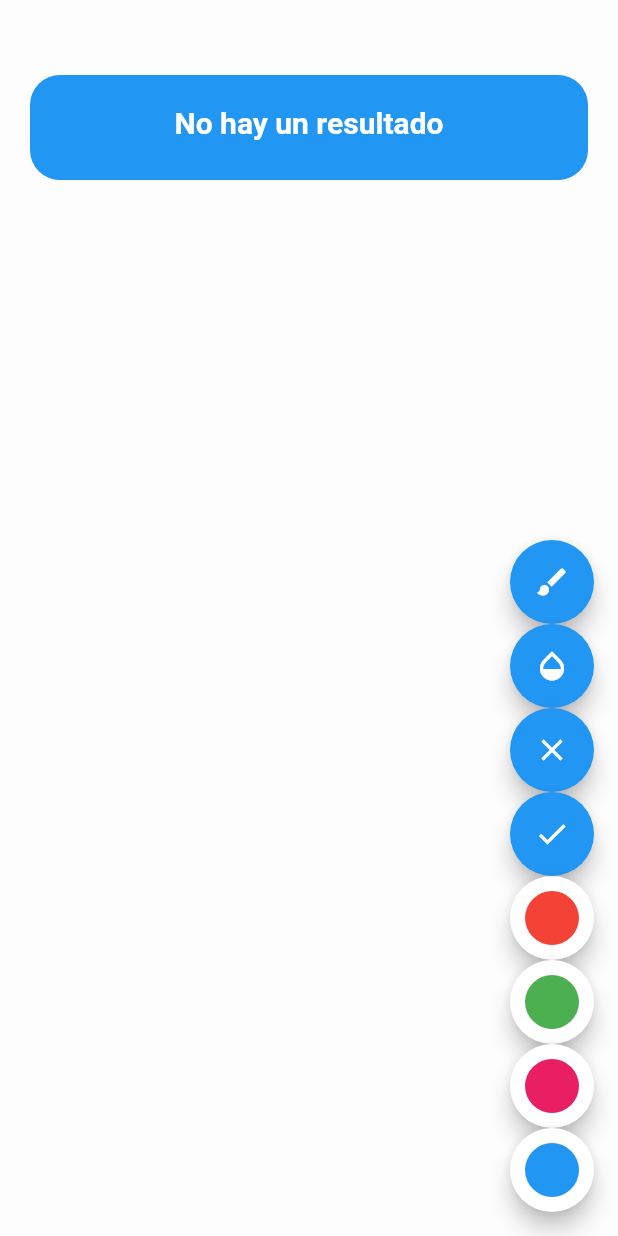
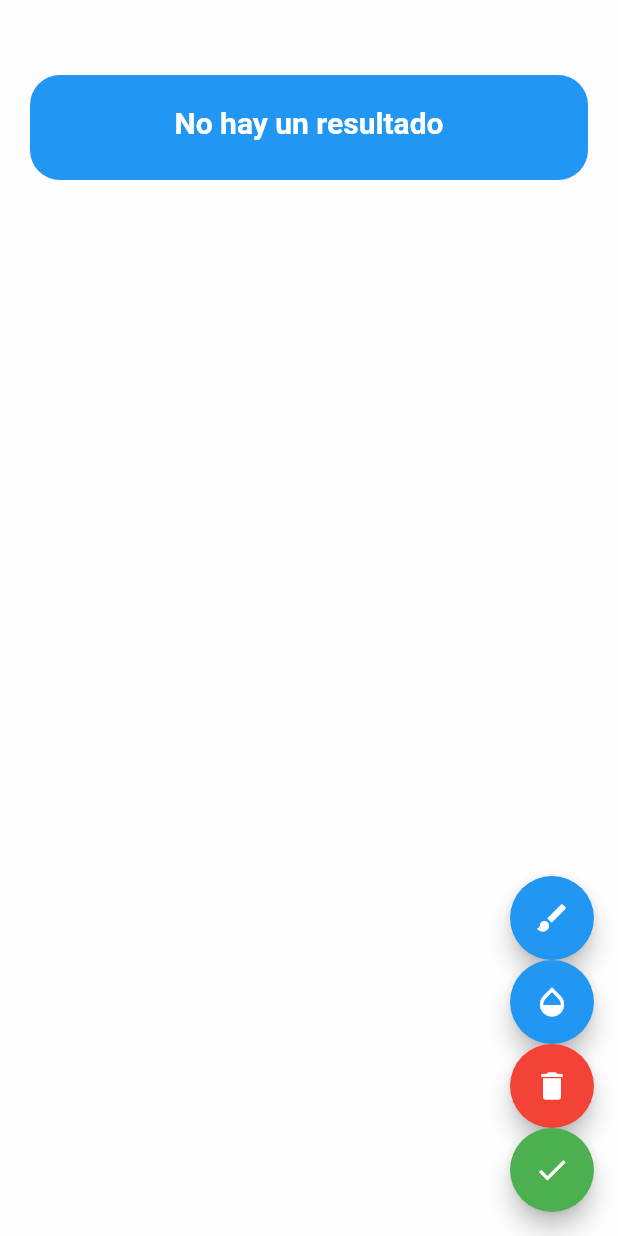
Before and after one commit to AndresCamiloChavez/PaintProyectIA, a Flutter app: the screen it shows after launch, after a tap on "Iniciar ahora!", on a phone screen of 412 x 824 dp. Run offline on Flutter 3.47's test engine with Material 2 defaults, Android fonts, the phone set to English and light mode, and no system bars; our stand-ins replace animate_do, get, image_gallery_saver, lottie, permission_handler; missing offline and left inert: tflite; network calls fail.

Commit message:
Mejora documentación

```diff
--- a/lib/main2.dart
+++ b/lib/canvasPage.dart
@@ -31,20 +31,17 @@ class _CanvasPaintingState extends State<CanvasPainting> {
     loadModel();
   }
 
+/**
+ * Para seleccionar el tamaño de la brocha
+ */
   Future<void> _pickStroke() async {
-    //Shows AlertDialog
     return showDialog<void>(
       context: context,
-
-      //Dismiss alert dialog when set true
-      barrierDismissible: true, // user must tap button!
+      barrierDismissible: true,
       builder: (BuildContext context) {
-        //Clips its child in a oval shape
         return ClipOval(
           child: AlertDialog(
-            //Creates three buttons to pick stroke value.
             actions: <Widget>[
-              //Resetting to default stroke value
               ElevatedButton(
                 child: Icon(
                   Icons.clear,
@@ -91,19 +88,16 @@ class _CanvasPaintingState extends State<CanvasPainting> {
     );
   }
 
+/**
+ * Para seleccionar la opacidad del marker
+ */
   Future<void> _opacity() async {
-    //Shows AlertDialog
     return showDialog<void>(
       context: context,
-
-      //Dismiss alert dialog when set true
       barrierDismissible: true,
-
       builder: (BuildContext context) {
-        //Clips its child in a oval shape
         return ClipOval(
           child: AlertDialog(
-            //Creates three buttons to pick opacity value.
             actions: <Widget>[
               MaterialButton(
                 child: Icon(
@@ -144,6 +138,9 @@ class _CanvasPaintingState extends State<CanvasPainting> {
     );
   }
 
+/**
+ * Para guardar la imagen generada en el canvas y guardarla en el dispositivo
+ */
   Future<void> _save() async {
     final RenderRepaintBoundary boundary =
         globalKey.currentContext!.findRenderObject() as RenderRepaintBoundary;
@@ -151,7 +148,7 @@ class _CanvasPaintingState extends State<CanvasPainting> {
     ByteData? byteData = await image.toByteData(format: ui.ImageByteFormat.png);
     Uint8List pngBytes = byteData!.buffer.asUint8List();
 
-    //Request permissions if not already granted
+    //Verificamos los permisos para acceder al storage
     if (!(await Permission.storage.status.isGranted))
       await Permission.storage.request();
 
@@ -230,9 +227,9 @@ class _CanvasPaintingState extends State<CanvasPainting> {
                         height: 70,
                         decoration: const BoxDecoration(
                             color: Colors.blue,
-                            borderRadius: BorderRadius.all(Radius.circular(20))),
+                            borderRadius:
+                                BorderRadius.all(Radius.circular(20))),
                         child: Text(
-
                           (salida != null)
                               ? 'Eso es -> ${salida[0]['label'].toString().substring(2)}'
                               : 'No hay un resultado',
@@ -240,7 +237,7 @@ class _CanvasPaintingState extends State<CanvasPainting> {
                               color: Colors.white,
                               fontSize: 20,
                               fontWeight: FontWeight.bold),
-                              textAlign: ui.TextAlign.center,
+                          textAlign: ui.TextAlign.center,
                         ),
                       ),
                     ),
@@ -268,7 +265,7 @@ class _CanvasPaintingState extends State<CanvasPainting> {
           FloatingActionButton(
             heroTag: "paint_opacity",
             child: Icon(Icons.opacity),
-            tooltip: 'Opacity',
+            tooltip: 'Opacidad',
             onPressed: () {
               //min:0, max:1
               setState(() {
@@ -278,14 +275,16 @@ class _CanvasPaintingState extends State<CanvasPainting> {
           ),
           FloatingActionButton(
               heroTag: "erase",
-              child: Icon(Icons.clear),
-              tooltip: "Erase",
+              backgroundColor: Colors.red,
+              child: const Icon(Icons.delete),
+              tooltip: "Eliminar",
               onPressed: () {
                 setState(() {
                   points.clear();
                 });
               }),
           FloatingActionButton(
+              backgroundColor: Colors.green,
               heroTag: "Válidar",
               child: Icon(Icons.check),
               tooltip: "Válidar",
@@ -294,50 +293,50 @@ class _CanvasPaintingState extends State<CanvasPainting> {
                 clasifyImage();
                 setState(() {});
               }),
-          FloatingActionButton(
-            backgroundColor: Colors.white,
-            heroTag: "color_red",
-            child: colorMenuItem(Colors.red),
-            tooltip: 'Color',
-            onPressed: () {
-              setState(() {
-                selectedColor = Colors.red;
-              });
-            },
-          ),
-          FloatingActionButton(
-            backgroundColor: Colors.white,
-            heroTag: "color_green",
-            child: colorMenuItem(Colors.green),
-            tooltip: 'Color',
-            onPressed: () {
-              setState(() {
-                selectedColor = Colors.green;
-              });
-            },
-          ),
-          FloatingActionButton(
-            backgroundColor: Colors.white,
-            heroTag: "color_pink",
-            child: colorMenuItem(Colors.pink),
-            tooltip: 'Color',
-            onPressed: () {
-              setState(() {
-                selectedColor = Colors.pink;
-              });
-            },
-          ),
-          FloatingActionButton(
-            backgroundColor: Colors.white,
-            heroTag: "color_blue",
-            child: colorMenuItem(Colors.blue),
-            tooltip: 'Color',
-            onPressed: () {
-              setState(() {
-                selectedColor = Colors.blue;
-              });
-            },
-          )
+          // FloatingActionButton(
+          //   backgroundColor: Colors.white,
+          //   heroTag: "color_red",
+          //   child: colorMenuItem(Colors.red),
+          //   tooltip: 'Color',
+          //   onPressed: () {
+          //     setState(() {
+          //       selectedColor = Colors.red;
+          //     });
+          //   },
+          // ),
+          // FloatingActionButton(
+          //   backgroundColor: Colors.white,
+          //   heroTag: "color_green",
+          //   child: colorMenuItem(Colors.green),
+          //   tooltip: 'Color',
+          //   onPressed: () {
+          //     setState(() {
+          //       selectedColor = Colors.green;
+          //     });
+          //   },
+          // ),
+          // FloatingActionButton(
+          //   backgroundColor: Colors.white,
+          //   heroTag: "color_pink",
+          //   child: colorMenuItem(Colors.pink),
+          //   tooltip: 'Color',
+          //   onPressed: () {
+          //     setState(() {
+          //       selectedColor = Colors.pink;
+          //     });
+          //   },
+          // ),
+          // FloatingActionButton(
+          //   backgroundColor: Colors.white,
+          //   heroTag: "color_blue",
+          //   child: colorMenuItem(Colors.blue),
+          //   tooltip: 'Color',
+          //   onPressed: () {
+          //     setState(() {
+          //       selectedColor = Colors.blue;
+          //     });
+          //   },
+          // )
         ],
       ),
     );
@@ -383,16 +382,15 @@ class _CanvasPaintingState extends State<CanvasPainting> {
 class MyPainter extends CustomPainter {
   MyPainter({required this.pointsList});
 
-  //Keep track of the points tapped on the screen
+  // Lista de puntos en la pantalla
   List<TouchPoints?> pointsList;
   List<Offset> offsetPoints = [];
 
-  //This is where we can draw on canvas.
+  //A dibujar
   @override
   void paint(Canvas canvas, Size size) {
     for (int i = 0; i < pointsList.length - 1; i++) {
       if (pointsList[i] != null && pointsList[i + 1] != null) {
-        //Drawing line when two consecutive points are available
         canvas.drawLine(pointsList[i]!.points, pointsList[i + 1]!.points,
             pointsList[i]!.paint);
       } else if (pointsList[i] != null && pointsList[i + 1] == null) {
@@ -400,21 +398,16 @@ class MyPainter extends CustomPainter {
         offsetPoints.add(pointsList[i]!.points);
         offsetPoints.add(Offset(
             pointsList[i]!.points.dx + 0.1, pointsList[i]!.points.dy + 0.1));
-
-        //Draw points when two points are not next to each other
         canvas.drawPoints(
             ui.PointMode.points, offsetPoints, pointsList[i]!.paint);
       }
     }
   }
-
-  //Called when CustomPainter is rebuilt.
-  //Returning true because we want canvas to be rebuilt to reflect new changes.
+  //Volver a construir el canvas con los nuevos cambios
   @override
   bool shouldRepaint(MyPainter oldDelegate) => true;
 }
 
-//Class to define a point touched at canvas
 class TouchPoints {
   Paint paint;
   Offset points;
--- a/lib/home-page.dart
+++ b/lib/home-page.dart
@@ -13,7 +13,7 @@ class HomPage extends StatelessWidget {
           Container(
             width: double.infinity,
             padding: EdgeInsets.all(5),
-            child: Text(
+            child: const Text(
               '¡Vamos a dibujar!',
               style: TextStyle(
                   fontSize: 30,
@@ -22,7 +22,7 @@ class HomPage extends StatelessWidget {
             ),
           ),
           Container(
-            margin: EdgeInsets.symmetric(vertical: 50),
+            margin: const EdgeInsets.symmetric(vertical: 50),
             child: MaterialButton(
               onPressed: () {
                 Navigator.pushNamed(context, 'paintPage');
--- a/lib/main.dart
+++ b/lib/main.dart
@@ -3,7 +3,7 @@ import 'package:get/route_manager.dart';
 import 'package:paint/home-page.dart';
 import 'package:paint/main_binding.dart';
 
-import 'main2.dart';
+import 'canvasPage.dart';
 
 void main() => runApp(MyApp());
 
```
Also changed, not shown: pubspec.lock.
